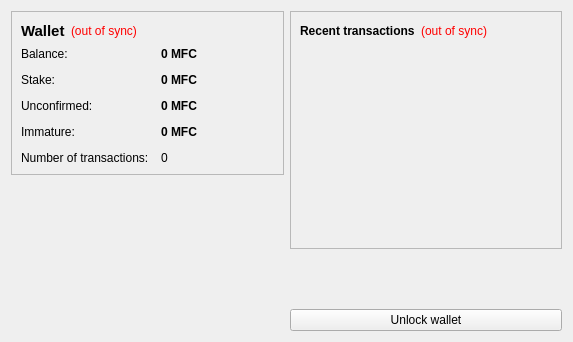
First picture: the form in src/qt/forms/overviewpage.ui, repository Crestington/MyFirstCoin, before the edit.
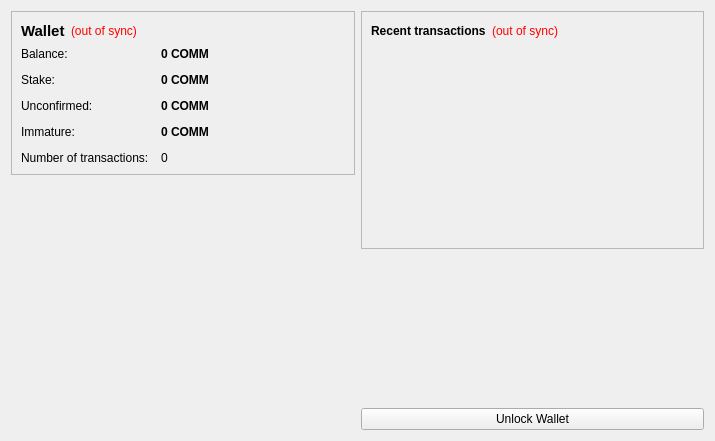
Second picture: the form after the edit. Icons and pictures are not drawn.

The edit to the form file:
```diff
--- a/src/qt/forms/overviewpage.ui
+++ b/src/qt/forms/overviewpage.ui
@@ -6,8 +6,8 @@
    <rect>
     <x>0</x>
     <y>0</y>
-    <width>573</width>
-    <height>342</height>
+    <width>715</width>
+    <height>441</height>
    </rect>
   </property>
   <property name="windowTitle">
@@ -105,7 +105,7 @@
              <string>Your current balance</string>
             </property>
             <property name="text">
-             <string notr="true">0 MFC</string>
+             <string notr="true">0 COMM</string>
             </property>
             <property name="textInteractionFlags">
              <set>Qt::LinksAccessibleByMouse|Qt::TextSelectableByKeyboard|Qt::TextSelectableByMouse</set>
@@ -134,7 +134,7 @@
              <string>Total of coins that was staked, and do not yet count toward the current balance</string>
             </property>
             <property name="text">
-             <string notr="true">0 MFC</string>
+             <string notr="true">0 COMM</string>
             </property>
             <property name="textInteractionFlags">
              <set>Qt::LinksAccessibleByMouse|Qt::TextSelectableByKeyboard|Qt::TextSelectableByMouse</set>
@@ -163,7 +163,7 @@
              <string>Total of transactions that have yet to be confirmed, and do not yet count toward the current balance</string>
             </property>
             <property name="text">
-             <string notr="true">0 MFC</string>
+             <string notr="true">0 COMM</string>
             </property>
             <property name="textInteractionFlags">
              <set>Qt::LinksAccessibleByMouse|Qt::TextSelectableByKeyboard|Qt::TextSelectableByMouse</set>
@@ -189,7 +189,7 @@
              <string>Mined balance that has not yet matured</string>
             </property>
             <property name="text">
-             <string notr="true">0 MFC</string>
+             <string notr="true">0 COMM</string>
             </property>
             <property name="textInteractionFlags">
              <set>Qt::LinksAccessibleByMouse|Qt::TextSelectableByKeyboard|Qt::TextSelectableByMouse</set>
@@ -218,6 +218,19 @@
        </layout>
       </widget>
      </item>
+     <item>
+      <spacer name="verticalSpacer">
+       <property name="orientation">
+        <enum>Qt::Vertical</enum>
+       </property>
+       <property name="sizeHint" stdset="0">
+        <size>
+         <width>20</width>
+         <height>40</height>
+        </size>
+       </property>
+      </spacer>
+     </item>
      <item>
       <widget class="QLabel" name="label_6">
        <property name="text">
@@ -237,19 +250,6 @@
        </property>
       </widget>
      </item>
-     <item>
-      <spacer name="verticalSpacer">
-       <property name="orientation">
-        <enum>Qt::Vertical</enum>
-       </property>
-       <property name="sizeHint" stdset="0">
-        <size>
-         <width>20</width>
-         <height>40</height>
-        </size>
-       </property>
-      </spacer>
-     </item>
     </layout>
    </item>
    <item>
@@ -341,7 +341,7 @@
      <item>
       <widget class="QPushButton" name="unlockWalletButton">
        <property name="text">
-        <string>Unlock wallet</string>
+        <string>Unlock Wallet</string>
        </property>
       </widget>
      </item>
```
